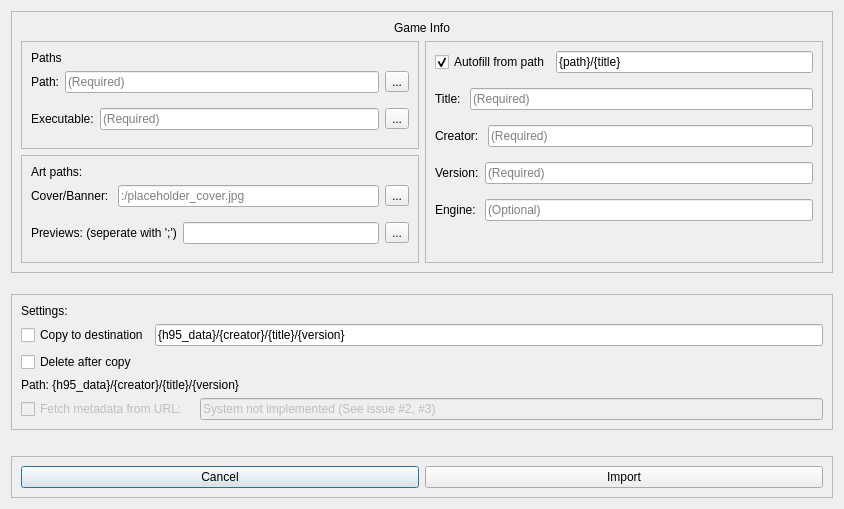
Above: src/ui/dialog/GameImportDialog.ui from KJNeko/Atlas before the change. Below: the same form after it.
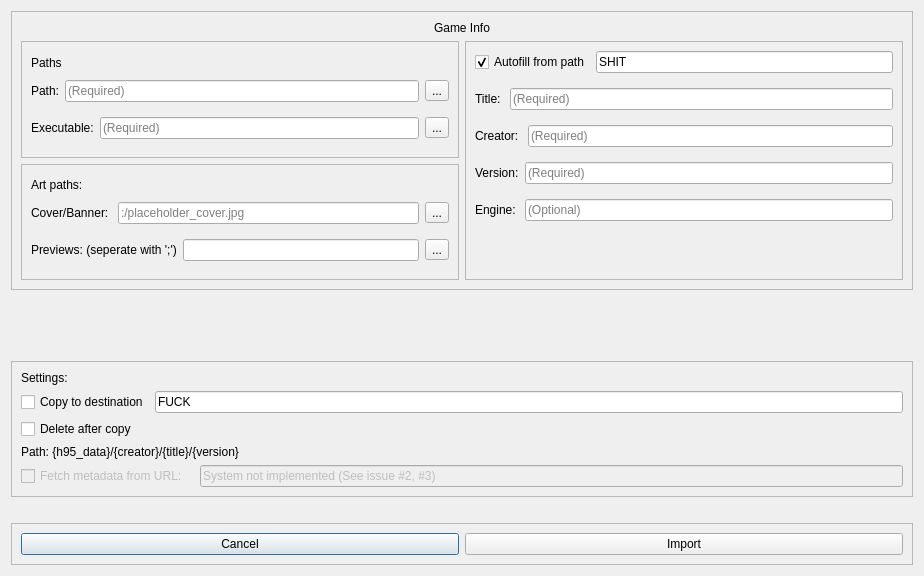
That is the form after the change.

Commit message: Remove preset text for UI

What changed in the file:
```diff
--- a/src/ui/dialog/GameImportDialog.ui
+++ b/src/ui/dialog/GameImportDialog.ui
@@ -6,8 +6,8 @@
    <rect>
     <x>0</x>
     <y>0</y>
-    <width>844</width>
-    <height>509</height>
+    <width>924</width>
+    <height>576</height>
    </rect>
   </property>
   <property name="windowTitle">
@@ -332,7 +332,7 @@
                <item>
                 <widget class="QLineEdit" name="pathParse">
                  <property name="text">
-                  <string>{path}/{title}</string>
+                  <string>SHIT</string>
                  </property>
                 </widget>
                </item>
@@ -564,7 +564,7 @@
          <item>
           <widget class="QLineEdit" name="dest">
            <property name="text">
-            <string>{h95_data}/{creator}/{title}/{version}</string>
+            <string>FUCK</string>
            </property>
           </widget>
          </item>
```
